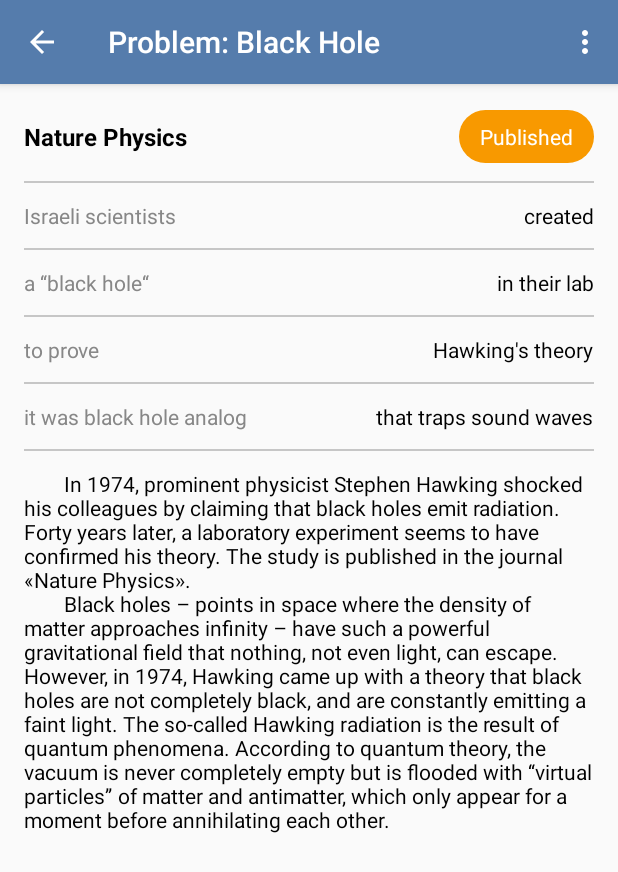
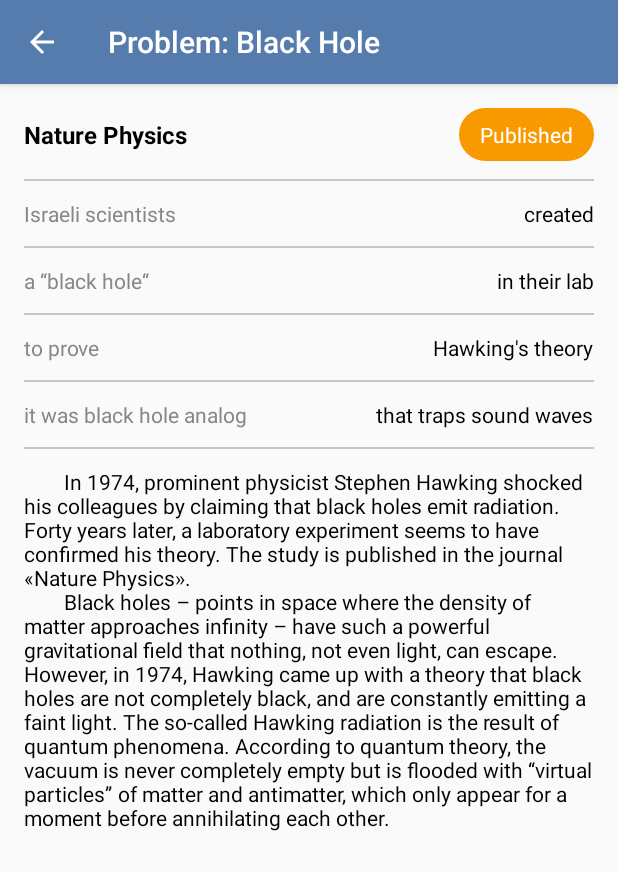
Before and after one commit to larin92/Internship, an Android app: the screen it shows after launch (MainActivity), after a tap on "Nature Physics", on a phone screen of 412 x 824 dp. Shown: the top 872 px of the screen. Run offline under Robolectric (Android 15) with nearby library versions, the light colour scheme and no system bars; our stand-ins replace ButterKnife; libraries missing offline, so code that uses them is left out: com.yalantis.starwars; plain views replace TilesFrameLayout; 3 statements that could not run were skipped.

Commit message:
fixes after review

```diff
--- a/app/src/main/java/com/larin92/testtasks/task1/MainActivity.java
+++ b/app/src/main/java/com/larin92/testtasks/task1/MainActivity.java
@@ -5,8 +5,6 @@ import android.support.v7.app.AppCompatActivity;
 import android.support.v7.widget.LinearLayoutManager;
 import android.support.v7.widget.RecyclerView;
 import android.support.v7.widget.Toolbar;
-import android.util.Log;
-import android.view.Menu;
 import android.view.MenuItem;
 import android.view.View;
 import android.widget.Toast;
@@ -28,7 +26,7 @@ public class MainActivity extends AppCompatActivity {
     TilesFrameLayout mTilesFrameLayout;
     @Bind(R.id.toolbar)
     Toolbar mToolbar;
-    @Bind(R.id.rv)
+    @Bind(R.id.recycler)
     RecyclerView mRecycler;
 
 
@@ -40,11 +38,9 @@ public class MainActivity extends AppCompatActivity {
 
         //sets up the Back Button
         setSupportActionBar(mToolbar);
-        //Studio says it may produce NPE
-        try {
+
+        if (getSupportActionBar() != null) {
             getSupportActionBar().setDisplayHomeAsUpEnabled(true);
-        } catch (NullPointerException npe) {
-            Log.e("NPE", "error:" + npe);
         }
 
         //populate our recyclerView
@@ -77,43 +73,14 @@ public class MainActivity extends AppCompatActivity {
     }
 
     public void onClickToast(View view) {
-        //I know, it's hardcode, but it's only "cosmetic" stuff,
-        //haven't found a better way to do it
-        //excluding writing "bicycles" and making it even more weird
-        String name = view.getClass().getSimpleName().replace("AppCompat", "");
-        Toast.makeText(this, name, Toast.LENGTH_SHORT).show();
+        Toast.makeText(this, view.getClass().getSimpleName(), Toast.LENGTH_SHORT).show();
     }
 
-    @Override
-    public boolean onCreateOptionsMenu(Menu menu) {
-        // Inflate the menu; this adds items to the action bar if it is present.
-        getMenuInflater().inflate(R.menu.menu_main, menu);
-        return true;
-    }
-
-    /**
-     * flag to avoid double-activating Star Wars animation.
-     * Maybe I should suggest implementing this flag into the lib,
-     * there are few ways it could be useful and adds extra security,
-     * but maybe it's just a weird idea and can be implemented by anyone who needs it.
-     */
-    boolean mFlag = true;
 
     @Override
     public boolean onOptionsItemSelected(MenuItem item) {
-        // Handle action bar item clicks here. The action bar will
-        // automatically handle clicks on the Home/Up button, so long
-        // as you specify a parent activity in AndroidManifest.xml.
         int id = item.getItemId();
-        String settings_toast = item.getTitle() + " (" + item.getClass().getSimpleName() + ")";
-
-        if (id == R.id.action_settings) {
-            Toast.makeText(this, settings_toast, Toast.LENGTH_SHORT).show();
-            return true;
-        }
-
-        if ((id == android.R.id.home) && mFlag) {
-            mFlag = false;
+        if (id == android.R.id.home) {
             mTilesFrameLayout.startAnimation();
         }
 
--- a/app/src/main/java/com/larin92/testtasks/task1/RecyclerAdapter.java
+++ b/app/src/main/java/com/larin92/testtasks/task1/RecyclerAdapter.java
@@ -17,7 +17,7 @@ import butterknife.ButterKnife;
 
 public class RecyclerAdapter extends RecyclerView.Adapter<RecyclerAdapter.Holder> {
     private Context mContext;
-    protected List<String> mImages;
+    private List<String> mImages;
 
     public RecyclerAdapter(Context context, List<String> images) {
         mContext = context;
--- a/app/src/main/res/layout/content_main.xml
+++ b/app/src/main/res/layout/content_main.xml
@@ -5,10 +5,10 @@
     android:id="@+id/tiles_frame_layout"
     android:layout_width="match_parent"
     android:layout_height="match_parent"
+    android:focusableInTouchMode="true"
     app:layout_behavior="@string/appbar_scrolling_view_behavior"
     app:sw_animationDuration="1500"
-    app:sw_numberOfTilesX="35"
-    android:focusableInTouchMode="true">
+    app:sw_numberOfTilesX="35">
 
     <ScrollView
         android:layout_width="wrap_content"
@@ -19,12 +19,12 @@
             android:layout_height="wrap_content"
             android:divider="@drawable/spacer"
             android:orientation="vertical"
-
             android:padding="@dimen/activity_padding"
             android:showDividers="middle">
 
-            <RelativeLayout style="@style/nested_layout_positioning"
-                android:layout_marginTop="@dimen/oneDp">
+            <RelativeLayout
+                style="@style/nested_layout_positioning"
+                android:layout_marginBottom="@dimen/nested_layout_margin">
 
                 <TextView
                     style="@style/title"
@@ -37,7 +37,10 @@
                     android:text="@string/status" />
             </RelativeLayout>
 
-            <RelativeLayout style="@style/nested_layout_positioning">
+            <RelativeLayout
+                style="@style/nested_layout_positioning"
+                android:layout_marginBottom="@dimen/nested_layout_margin"
+                android:layout_marginTop="@dimen/nested_layout_margin">
 
                 <TextView
                     style="@style/greyText"
@@ -49,7 +52,10 @@
                     android:text="@string/first_a" />
             </RelativeLayout>
 
-            <RelativeLayout style="@style/nested_layout_positioning">
+            <RelativeLayout
+                style="@style/nested_layout_positioning"
+                android:layout_marginBottom="@dimen/nested_layout_margin"
+                android:layout_marginTop="@dimen/nested_layout_margin">
 
                 <TextView
                     style="@style/greyText"
@@ -61,7 +67,10 @@
                     android:text="@string/second_a" />
             </RelativeLayout>
 
-            <RelativeLayout style="@style/nested_layout_positioning">
+            <RelativeLayout
+                style="@style/nested_layout_positioning"
+                android:layout_marginBottom="@dimen/nested_layout_margin"
+                android:layout_marginTop="@dimen/nested_layout_margin">
 
                 <TextView
                     style="@style/greyText"
@@ -73,7 +82,10 @@
                     android:text="@string/third_a" />
             </RelativeLayout>
 
-            <RelativeLayout style="@style/nested_layout_positioning">
+            <RelativeLayout
+                style="@style/nested_layout_positioning"
+                android:layout_marginBottom="@dimen/nested_layout_margin"
+                android:layout_marginTop="@dimen/nested_layout_margin">
 
                 <TextView
                     style="@style/greyText"
@@ -88,6 +100,8 @@
 
             <LinearLayout
                 style="@style/nested_layout_positioning"
+                android:layout_marginBottom="@dimen/nested_layout_margin"
+                android:layout_marginTop="@dimen/nested_layout_margin"
                 android:orientation="vertical">
 
                 <TextView
@@ -96,7 +110,7 @@
                     android:text="@string/description" />
 
                 <android.support.v7.widget.RecyclerView
-                    android:id="@+id/rv"
+                    android:id="@+id/recycler"
                     android:layout_width="match_parent"
                     android:layout_height="match_parent"
                     android:scrollbars="horizontal" />
--- a/app/src/main/res/values/styles.xml
+++ b/app/src/main/res/values/styles.xml
@@ -54,8 +54,6 @@
     <style name="nested_layout_positioning">
         <item name="android:layout_width">match_parent</item>
         <item name="android:layout_height">wrap_content</item>
-        <item name="android:layout_marginBottom">@dimen/nested_layout_margin</item>
-        <item name="android:layout_marginTop">@dimen/nested_layout_margin</item>
     </style>
 
 </resources>
```
